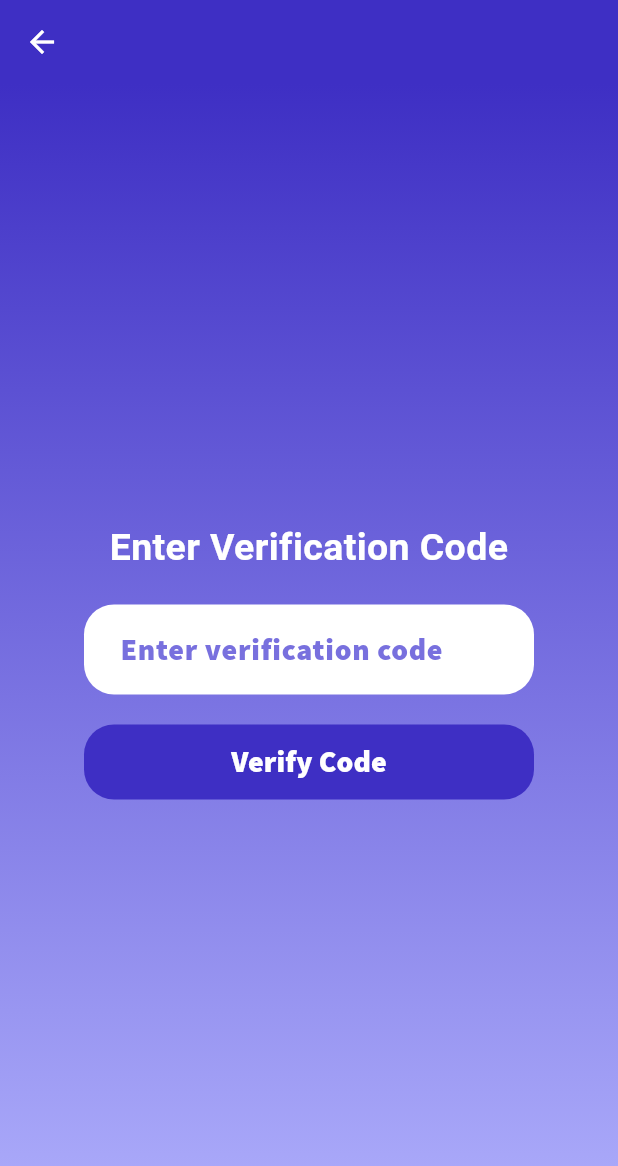
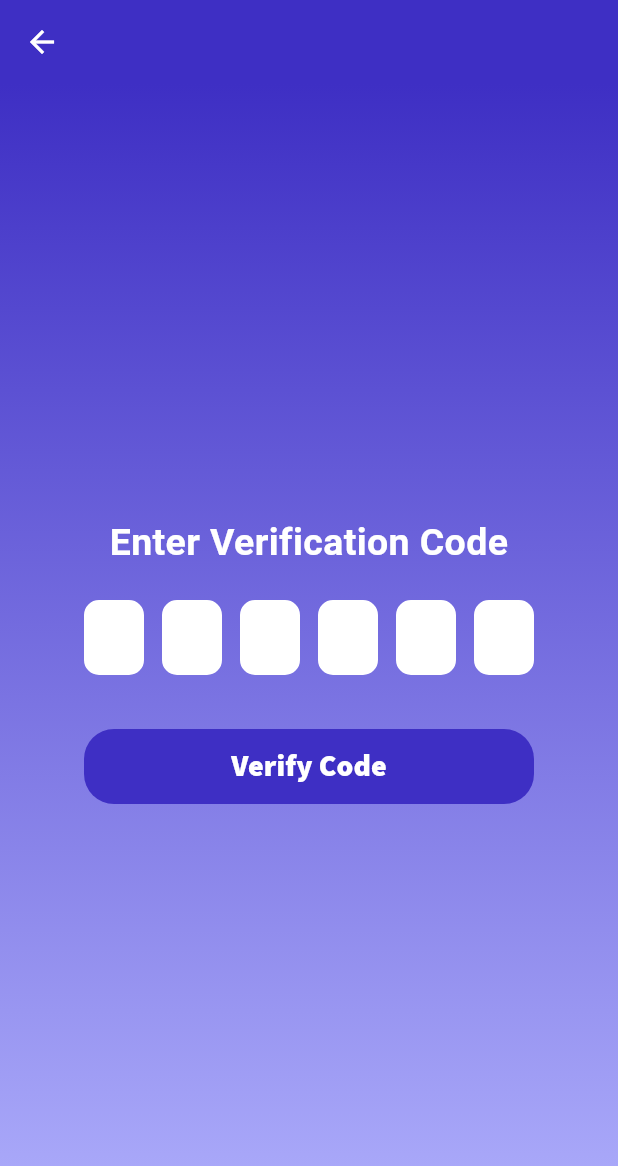
Before and after one commit to Mohamed-Amara/CoinWaFront-KMA-Q125, a Flutter app: the VerificationCodePage screen opened directly with empty values, on a phone screen of 412 x 824 dp. Shown: the top 1166 px of the screen. Run offline on Flutter 3.47's test engine with Material 3 defaults, Android fonts, the light colour scheme and no system bars; drawn by our look-alikes of pin_code_fields; our stand-ins replace animated_text_kit, confetti, dotted_border, flutter_secure_storage, jwt_decoder, path_drawing and 2 more; accounts and stored records are empty; network calls fail; Roboto replaces fonts that are missing (SourceSans); project files that could hold a hidden picture were left out.

Commit message:
added the pin verification

```diff
--- a/lib/Login-Logout/verification_code_page.dart
+++ b/lib/Login-Logout/verification_code_page.dart
@@ -1,6 +1,8 @@
 import 'package:flutter/material.dart';
+import 'package:pin_code_fields/pin_code_fields.dart';
 import 'package:flutter_application_1/Backend-Service/auth_service.dart';
 import 'reset_password_page.dart';
+
 
 class VerificationCodePage extends StatefulWidget {
   final String email;
@@ -25,7 +27,7 @@ class _VerificationCodePageState extends State<VerificationCodePage> {
 
     final code = _codeController.text.trim();
 
-    if (code.isEmpty) {
+    if (code.isEmpty || code.length < 6) {
       setState(() {
         showDialog(
           context: context,
@@ -35,7 +37,7 @@ class _VerificationCodePageState extends State<VerificationCodePage> {
             actions: [
               TextButton(
                 onPressed: () {
-                  Navigator.pop(context); // Close the dialog
+                  Navigator.pop(context);
                 },
                 child: const Text('OK'),
               ),
@@ -80,7 +82,7 @@ class _VerificationCodePageState extends State<VerificationCodePage> {
           },
         ),
       ),
-      backgroundColor: const Color.fromARGB(255, 205, 202, 255),
+      backgroundColor: const Color(0xFFE3F2FD),
       body: Container(
         decoration: const BoxDecoration(
           gradient: LinearGradient(
@@ -109,34 +111,38 @@ class _VerificationCodePageState extends State<VerificationCodePage> {
                   ),
                 ),
                 const SizedBox(height: 20),
+
+                // OTP Input Bubbles
                 SizedBox(
                   width: 300,
-                  child: TextField(
+                  child: PinCodeTextField(
+                    appContext: context,
+                    length: 6,
+                    obscureText: false,
+                    animationType: AnimationType.fade,
+                    cursorColor: Colors.black,
+                    pinTheme: PinTheme(
+                      shape: PinCodeFieldShape.box,
+                      borderRadius: BorderRadius.circular(10),
+                      fieldHeight: 50,
+                      fieldWidth: 40,
+                      inactiveColor: Colors.white,
+                      activeColor: Colors.white,
+                      selectedColor: Colors.blueAccent,
+                      inactiveFillColor: Colors.white,
+                      activeFillColor: Colors.white,
+                      selectedFillColor: Colors.white,
+                    ),
+                    animationDuration: const Duration(milliseconds: 300),
+                    backgroundColor: Colors.transparent,
+                    enableActiveFill: true,
                     controller: _codeController,
-                    style: const TextStyle(
-                      fontFamily: 'Source',
-                      fontSize: 20,
-                      color: Colors.black,
-                    ),
-                    decoration: InputDecoration(
-                      hintText: 'Enter verification code',
-                      filled: true,
-                      fillColor: Colors.white,
-                      border: OutlineInputBorder(
-                        borderRadius: BorderRadius.circular(20.0),
-                        borderSide: BorderSide.none,
-                      ),
-                      contentPadding: const EdgeInsets.symmetric(
-                          horizontal: 20, vertical: 15),
-                      hintStyle: const TextStyle(
-                        fontFamily: 'Source',
-                        fontSize: 20,
-                        color: Color.fromARGB(255, 120, 112, 222),
-                      ),
-                    ),
+                    keyboardType: TextInputType.number,
                   ),
                 ),
+
                 const SizedBox(height: 20),
+
                 if (_isLoading)
                   const CircularProgressIndicator()
                 else
@@ -144,7 +150,7 @@ class _VerificationCodePageState extends State<VerificationCodePage> {
                     width: 300,
                     height: 50,
                     decoration: BoxDecoration(
-                      color: const Color.fromARGB(255, 62, 47, 196),
+                      color: Color.fromARGB(255, 62, 47, 196),
                       borderRadius: BorderRadius.circular(20.0),
                     ),
                     child: ElevatedButton(
@@ -160,12 +166,14 @@ class _VerificationCodePageState extends State<VerificationCodePage> {
                         'Verify Code',
                         style: TextStyle(
                           color: Colors.white,
-                          fontSize: 20.0,
+                          fontSize: 20,
                           fontFamily: 'Source',
+                          fontWeight: FontWeight.bold,
                         ),
                       ),
                     ),
                   ),
+
                 if (_message != null) ...[
                   const SizedBox(height: 20),
                   Text(
@@ -173,10 +181,10 @@ class _VerificationCodePageState extends State<VerificationCodePage> {
                     style: const TextStyle(
                       color: Colors.red,
                       fontSize: 14,
-                      fontFamily: 'Source',
+                      fontFamily: 'SourceSans',
                     ),
                   ),
-                ]
+                ],
               ],
             ),
           ),
--- a/pubspec.yaml
+++ b/pubspec.yaml
@@ -24,6 +24,7 @@ dependencies:
   super_drag_and_drop: ^0.7.2
   path_drawing: ^1.0.1
   dotted_border: ^2.1.0
+  pin_code_fields: ^8.0.1
 
 dev_dependencies:
   flutter_test:
```
